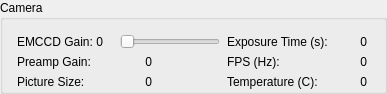
Old version of the form hal4000/qtdesigner/camera-params-detached.ui in the repository ZhuangLab/storm-control.
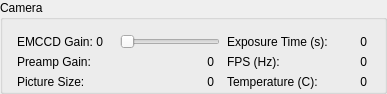
New version of the form.

Commit message: First working version that control two (simulated) cameras. Recording won't work however. Change parameters reader to that it will also read "camera1" and "camera2" settings. Add additional parameter from frame object which marks it as being from the master camera (which everything is synced to) or some other camera. Update other classes accordingly. Update temperature logger, though I'm pretty sure that no one ever uses this.

```diff
--- a/hal4000/qtdesigner/camera-params-detached.ui
+++ b/hal4000/qtdesigner/camera-params-detached.ui
@@ -145,9 +145,9 @@
      <widget class="QLabel" name="preampGainText">
       <property name="geometry">
        <rect>
-        <x>88</x>
+        <x>109</x>
         <y>23</y>
-        <width>50</width>
+        <width>91</width>
         <height>16</height>
        </rect>
       </property>
@@ -165,7 +165,7 @@
       </property>
       <property name="maximumSize">
        <size>
-        <width>50</width>
+        <width>100</width>
         <height>16777215</height>
        </size>
       </property>
@@ -417,9 +417,9 @@
      <widget class="QLabel" name="pictureSizeText">
       <property name="geometry">
        <rect>
-        <x>88</x>
+        <x>109</x>
         <y>43</y>
-        <width>50</width>
+        <width>91</width>
         <height>16</height>
        </rect>
       </property>
@@ -437,7 +437,7 @@
       </property>
       <property name="maximumSize">
        <size>
-        <width>50</width>
+        <width>100</width>
         <height>16777215</height>
        </size>
       </property>
```
The commit also changes 20 other files.
